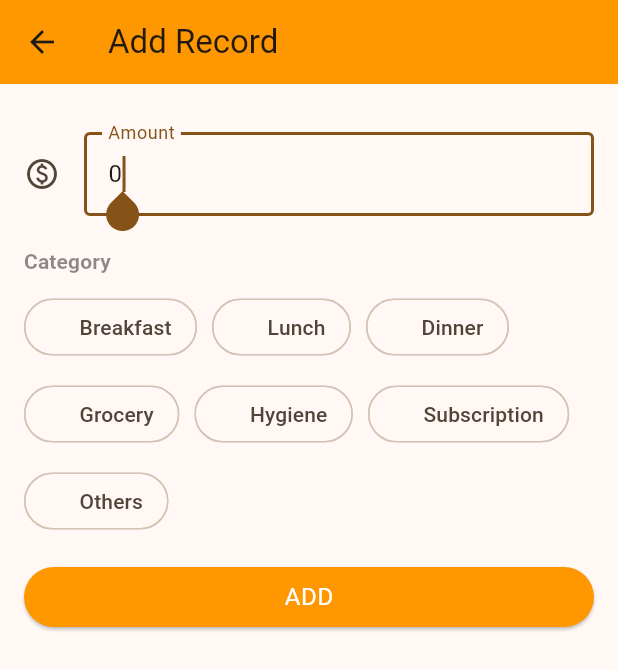
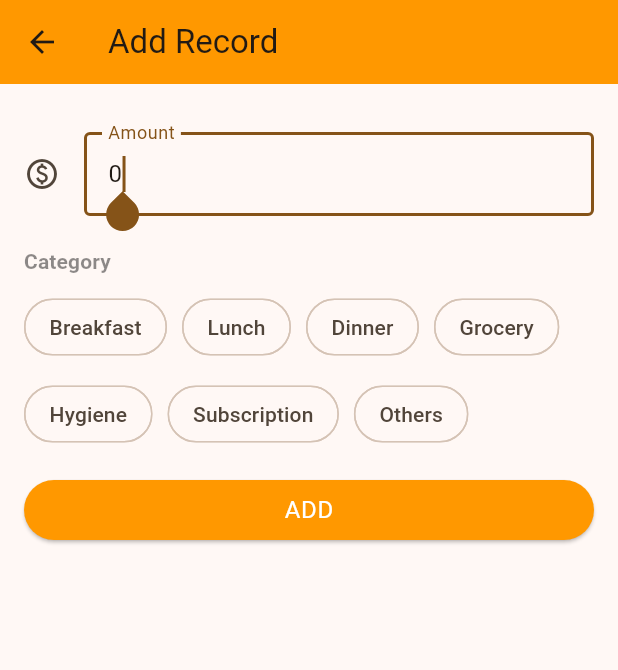
Before and after one commit to aidilrx04/duitgone2, a Flutter app: the AddRecord screen opened directly, on a phone screen of 412 x 824 dp. Shown: the top 670 px of the screen. Run offline on Flutter 3.47's test engine with Material 3 defaults, Android fonts, the phone set to English and light mode, and no system bars; our stand-ins replace fl_chart, permission_handler, shared_preferences; missing offline and left inert: dart:html; accounts and stored records are empty.

Commit message:
refactor(add record): remove empty avatar inside choice chip

```diff
--- a/lib/screens/add_record/add_record.dart
+++ b/lib/screens/add_record/add_record.dart
@@ -109,7 +109,6 @@ class _AddRecordState extends State<AddRecord> {
                 for (final category in categories)
                   ChoiceChip(
                     label: Text(category),
-                    avatar: Text(""),
                     shape: RoundedRectangleBorder(
                       borderRadius: BorderRadius.all(
                         Radius.circular(9999),
```
